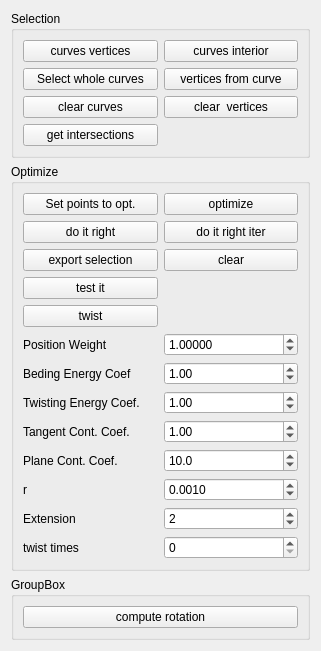
First picture: the form in elastic/elasticpanel.ui, repository nullas/PetGL, before the edit.
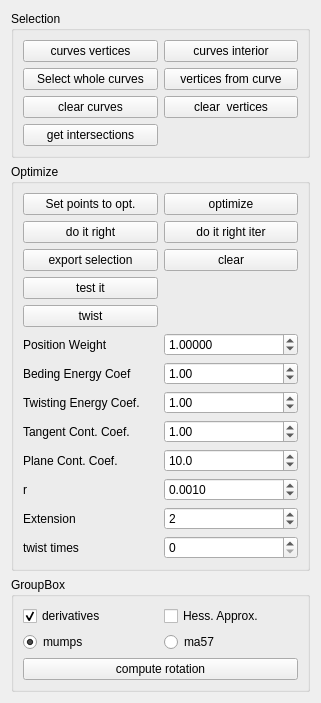
Second picture: the form after the edit.

```diff
--- a/elastic/elasticpanel.ui
+++ b/elastic/elasticpanel.ui
@@ -7,7 +7,7 @@
     <x>0</x>
     <y>0</y>
     <width>321</width>
-    <height>647</height>
+    <height>699</height>
    </rect>
   </property>
   <property name="windowTitle">
@@ -284,13 +284,47 @@
       <string>GroupBox</string>
      </property>
      <layout class="QGridLayout" name="gridLayout_3">
-      <item row="0" column="0">
+      <item row="1" column="0">
+       <widget class="QCheckBox" name="checkBox_derivativesCheck">
+        <property name="text">
+         <string>derivatives</string>
+        </property>
+        <property name="checked">
+         <bool>true</bool>
+        </property>
+       </widget>
+      </item>
+      <item row="1" column="1">
+       <widget class="QCheckBox" name="checkBox_hessianApprox">
+        <property name="text">
+         <string>Hess. Approx.</string>
+        </property>
+       </widget>
+      </item>
+      <item row="3" column="0" colspan="2">
        <widget class="QPushButton" name="pushButton_computeRotation">
         <property name="text">
          <string>compute rotation</string>
         </property>
        </widget>
       </item>
+      <item row="2" column="0">
+       <widget class="QRadioButton" name="radioButton_solverMumps">
+        <property name="text">
+         <string>mumps</string>
+        </property>
+        <property name="checked">
+         <bool>true</bool>
+        </property>
+       </widget>
+      </item>
+      <item row="2" column="1">
+       <widget class="QRadioButton" name="radioButton_solverMa57">
+        <property name="text">
+         <string>ma57</string>
+        </property>
+       </widget>
+      </item>
      </layout>
     </widget>
    </item>
```
